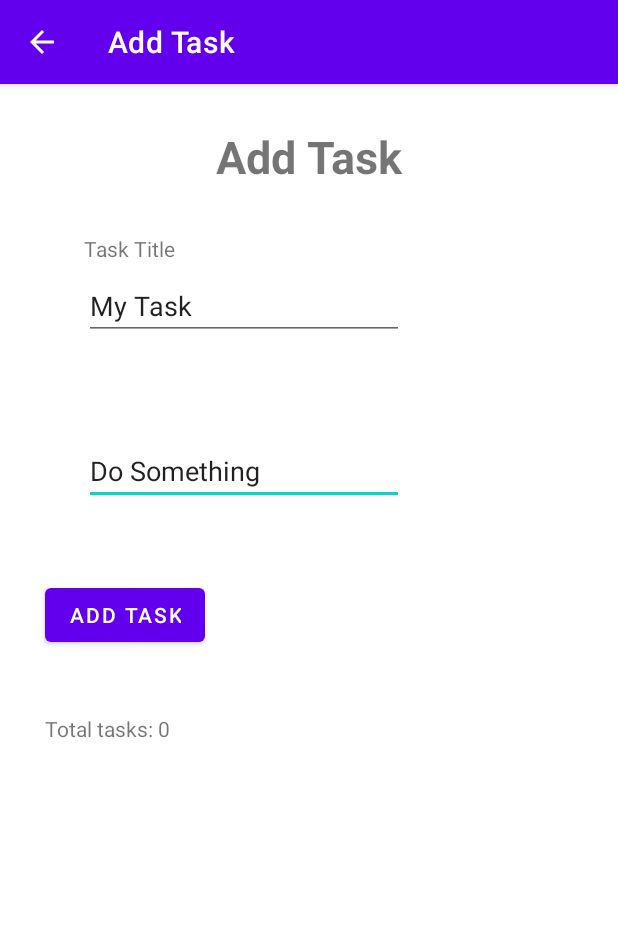
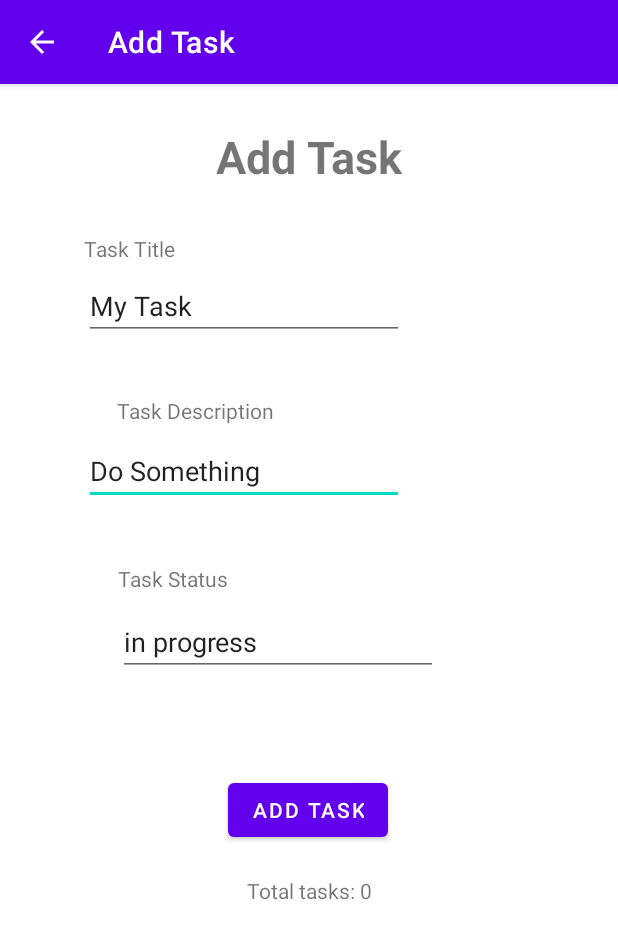
Before and after one commit to AseelHamamreh/taskmaster, an Android app: the screen it shows after launch (AddTaskPage), after a tap on "ADD TASK", on a phone screen of 412 x 824 dp. Shown: the top 939 px of the screen. Run offline under Robolectric (Android 15) with nearby library versions, the phone set to English and light mode, and no system bars; our stand-ins replace Room's generated code.

Commit message:
lab29 done

```diff
--- a/TaskMaster/app/src/main/java/com/example/taskmaster/AddTaskPage.java
+++ b/TaskMaster/app/src/main/java/com/example/taskmaster/AddTaskPage.java
@@ -1,24 +1,54 @@
 package com.example.taskmaster;
 
 import androidx.appcompat.app.AppCompatActivity;
+import androidx.room.Room;
 
-import android.content.Intent;
+import android.content.SharedPreferences;
 import android.os.Bundle;
 import android.view.View;
+import android.widget.Button;
 import android.widget.EditText;
+import android.widget.TextView;
 import android.widget.Toast;
 
 public class AddTaskPage extends AppCompatActivity {
+    private TaskDao taskDao;
+    private AppDataBase appDataBase;
+
 
     @Override
     protected void onCreate(Bundle savedInstanceState) {
         super.onCreate(savedInstanceState);
         setTitle("Add Task");
         setContentView(R.layout.activity_add_task_page);
-    }
 
-    public void showAlert(View view){
-        Toast.makeText(this,"Submitted!", Toast.LENGTH_LONG).show();
+        //dataBase:
+        appDataBase = Room.databaseBuilder(getApplicationContext(), AppDataBase.class, "tasks").allowMainThreadQueries().build();
+        taskDao = appDataBase.taskDao();
+
+
+        Button addButton = findViewById(R.id.addTaskButton);
+        addButton.setOnClickListener(new View.OnClickListener() {
+            @Override
+            public void onClick(View v) {
+
+                EditText titleInput = findViewById(R.id.myTitle);
+                TextView bodyInput =  findViewById(R.id.myDescription);
+                TextView statusInput = findViewById(R.id.myStatus);
+                String title = titleInput.getText().toString();
+                String body = bodyInput.getText().toString();
+                String status = statusInput.getText().toString();
+
+                Task task = new Task(title, body, status);
+                taskDao.insertOne(task);
+
+
+                Toast.makeText(AddTaskPage.this,"Task added!", Toast.LENGTH_LONG).show();
+
+
+
+            }
+        });
     }
 
 }
--- /dev/null
+++ b/TaskMaster/app/src/main/java/com/example/taskmaster/AppDataBase.java
@@ -0,0 +1,10 @@
+package com.example.taskmaster;
+
+
+import androidx.room.Database;
+import androidx.room.RoomDatabase;
+
+@Database(entities = {Task.class}, version = 1)
+public abstract class AppDataBase extends RoomDatabase {
+    public abstract TaskDao taskDao();
+}
--- a/TaskMaster/app/src/main/java/com/example/taskmaster/MainActivity.java
+++ b/TaskMaster/app/src/main/java/com/example/taskmaster/MainActivity.java
@@ -3,6 +3,7 @@ package com.example.taskmaster;
 import androidx.appcompat.app.AppCompatActivity;
 import androidx.recyclerview.widget.LinearLayoutManager;
 import androidx.recyclerview.widget.RecyclerView;
+import androidx.room.Room;
 
 import android.content.Context;
 import android.content.Intent;
@@ -16,11 +17,15 @@ import java.util.ArrayList;
 import java.util.List;
 
 public class MainActivity extends AppCompatActivity {
+
+    private TaskDao taskDao;
+    private AppDataBase appDataBase;
+
     public static final String TASK_TITLE = "taskTitle";
     public static final String TASK_BODY = "taskBody";
     public static final String TASK_STATUS = "taskStatus";
 
-    private List<Task> taskList;
+    private List<Task> taskList = new ArrayList<>();
     private myAdapter adapter;
 
 
@@ -29,8 +34,13 @@ public class MainActivity extends AppCompatActivity {
         super.onCreate(savedInstanceState);
         setContentView(R.layout.activity_main);
 
+        //dataBase:
+        appDataBase = Room.databaseBuilder(getApplicationContext(), AppDataBase.class, "tasks").allowMainThreadQueries().build();
+        taskDao = appDataBase.taskDao();
+        taskList = taskDao.findAll();
+
         RecyclerView taskRecyclerView = findViewById(R.id.songList);
-        taskList = new ArrayList<>();
+
 
         Task task1 = new Task("Reading", "raed about Rooms in Android", "assigned");
         Task task2 = new Task("lab", "do lab #28", "complete");
--- a/TaskMaster/app/src/main/java/com/example/taskmaster/Task.java
+++ b/TaskMaster/app/src/main/java/com/example/taskmaster/Task.java
@@ -1,8 +1,23 @@
 package com.example.taskmaster;
 
+import androidx.room.ColumnInfo;
+import androidx.room.Dao;
+import androidx.room.Entity;
+import androidx.room.PrimaryKey;
+
+@Entity
 public class Task {
+
+    @PrimaryKey(autoGenerate = true)
+    private Long id;
+
+    @ColumnInfo(name = "task_title")
     private String title;
+
+    @ColumnInfo(name = "task_body")
     private String body;
+
+    @ColumnInfo(name = "task_status")
     private String state;
 
     public Task(String title, String body, String state) {
@@ -23,4 +38,11 @@ public class Task {
         return state;
     }
 
+    public Long getId() {
+        return id;
+    }
+
+    public void setId(Long id) {
+        this.id = id;
+    }
 }
--- /dev/null
+++ b/TaskMaster/app/src/main/java/com/example/taskmaster/TaskDao.java
@@ -0,0 +1,31 @@
+package com.example.taskmaster;
+
+import androidx.room.Dao;
+import androidx.room.Delete;
+import androidx.room.Insert;
+import androidx.room.Query;
+
+import java.util.List;
+
+import androidx.room.Dao;
+import androidx.room.Delete;
+import androidx.room.Insert;
+import androidx.room.Query;
+
+import java.util.List;
+
+@Dao
+public interface TaskDao {
+
+    @Insert
+    void insertOne(Task task);
+
+    @Query("SELECT * FROM task WHERE task_title LIKE :name")
+    Task findByName(String name);
+
+    @Query("SELECT * FROM task")
+    List<Task> findAll();
+
+    @Delete
+    void deleteItem(Task task);
+}
--- a/TaskMaster/app/src/main/res/layout/activity_add_task_page.xml
+++ b/TaskMaster/app/src/main/res/layout/activity_add_task_page.xml
@@ -10,7 +10,7 @@
         android:layout_width="match_parent"
         android:layout_height="match_parent"
         tools:context=".AddTaskPage"
-        tools:layout_editor_absoluteX="200dp"
+        tools:layout_editor_absoluteX="63dp"
         tools:layout_editor_absoluteY="16dp">
 
         <androidx.constraintlayout.widget.ConstraintLayout
@@ -33,6 +33,52 @@
                 app:layout_constraintTop_toTopOf="parent"
                 tools:layout_editor_absoluteX="23dp" />
 
+            <TextView
+                android:id="@+id/textView10"
+                android:layout_width="wrap_content"
+                android:layout_height="wrap_content"
+                android:layout_marginStart="22dp"
+                android:layout_marginLeft="22dp"
+                android:layout_marginTop="8dp"
+                android:text="Task Description"
+                app:layout_constraintStart_toStartOf="parent"
+                app:layout_constraintTop_toTopOf="parent" />
+
+        </androidx.constraintlayout.widget.ConstraintLayout>
+
+        <androidx.constraintlayout.widget.ConstraintLayout
+            android:id="@+id/constraintLayout"
+            android:layout_width="300dp"
+            android:layout_height="105dp"
+            android:layout_marginTop="312dp"
+            app:layout_constraintEnd_toEndOf="parent"
+            app:layout_constraintHorizontal_bias="0.504"
+            app:layout_constraintStart_toStartOf="parent"
+            app:layout_constraintTop_toTopOf="parent">
+
+            <TextView
+                android:id="@+id/statusView"
+                android:layout_width="wrap_content"
+                android:layout_height="wrap_content"
+                android:layout_marginStart="22dp"
+                android:layout_marginLeft="22dp"
+                android:layout_marginTop="8dp"
+                android:text="Task Status"
+                app:layout_constraintStart_toStartOf="parent"
+                app:layout_constraintTop_toTopOf="parent" />
+
+            <EditText
+                android:id="@+id/myStatus"
+                android:layout_width="wrap_content"
+                android:layout_height="wrap_content"
+                android:layout_marginStart="22dp"
+                android:layout_marginLeft="22dp"
+                android:layout_marginTop="10dp"
+                android:ems="10"
+                android:inputType="textPersonName"
+                android:text="in progress"
+                app:layout_constraintStart_toStartOf="parent"
+                app:layout_constraintTop_toBottomOf="@+id/statusView" />
         </androidx.constraintlayout.widget.ConstraintLayout>
 
         <TextView
@@ -41,23 +87,33 @@
             android:layout_height="wrap_content"
             android:layout_marginTop="28dp"
             android:text="Add Task"
+            android:textSize="30dp"
             android:textStyle="bold"
-            android:textSize="30dp"
             app:layout_constraintEnd_toEndOf="parent"
             app:layout_constraintStart_toStartOf="parent"
             app:layout_constraintTop_toTopOf="parent" />
 
         <Button
-            android:id="@+id/button"
+            android:id="@+id/addTaskButton"
             android:layout_width="wrap_content"
             android:layout_height="wrap_content"
-            android:layout_marginStart="30dp"
-            android:layout_marginLeft="30dp"
-            android:layout_marginTop="330dp"
+            android:layout_marginTop="460dp"
             android:onClick="showAlert"
             android:text="Add Task"
+            app:layout_constraintEnd_toEndOf="parent"
+            app:layout_constraintHorizontal_bias="0.498"
             app:layout_constraintStart_toStartOf="parent"
             app:layout_constraintTop_toTopOf="parent" />
+
+        <TextView
+            android:id="@+id/textView3"
+            android:layout_width="wrap_content"
+            android:layout_height="wrap_content"
+            android:layout_marginTop="20dp"
+            android:text="Total tasks: 0"
+            app:layout_constraintEnd_toEndOf="parent"
+            app:layout_constraintStart_toStartOf="parent"
+            app:layout_constraintTop_toBottomOf="@+id/addTaskButton" />
 
     </androidx.constraintlayout.widget.ConstraintLayout>
 
@@ -91,15 +147,4 @@
 
     </androidx.constraintlayout.widget.ConstraintLayout>
 
-    <TextView
-        android:id="@+id/textView3"
-        android:layout_width="wrap_content"
-        android:layout_height="wrap_content"
-        android:layout_marginStart="30dp"
-        android:layout_marginLeft="30dp"
-        android:layout_marginTop="420dp"
-        android:text="Total tasks: 0"
-        app:layout_constraintStart_toStartOf="parent"
-        app:layout_constraintTop_toTopOf="parent" />
-
 </androidx.constraintlayout.widget.ConstraintLayout>
```
Also changed, not shown: TaskMaster/app/build.gradle (+27 -0 lines), TaskMaster/app/src/main/java/com/example/taskmaster/myAdapter.java (+8 -0 lines), TaskMaster/app/src/main/res/layout/activity_main.xml (+12 -10 lines), TaskMaster/app/src/main/res/layout/my_row.xml (+5 -4 lines), TaskMaster/app/src/main/res/drawable/delete.png (added), 3 other files.
